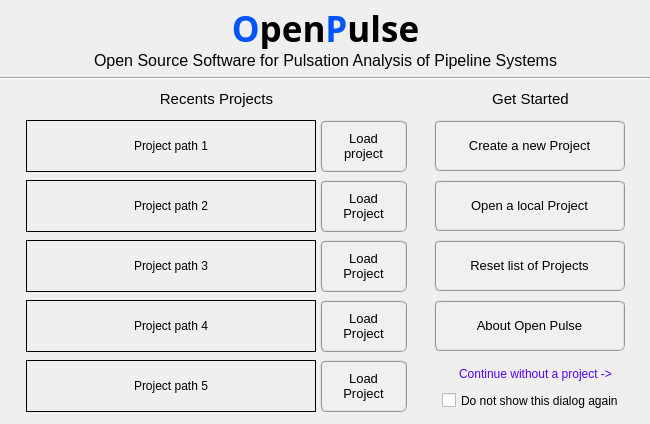
First picture: the form in pulse/interface/ui_files/project/get_started_input.ui, repository open-pulse/OpenPulse, before the edit.
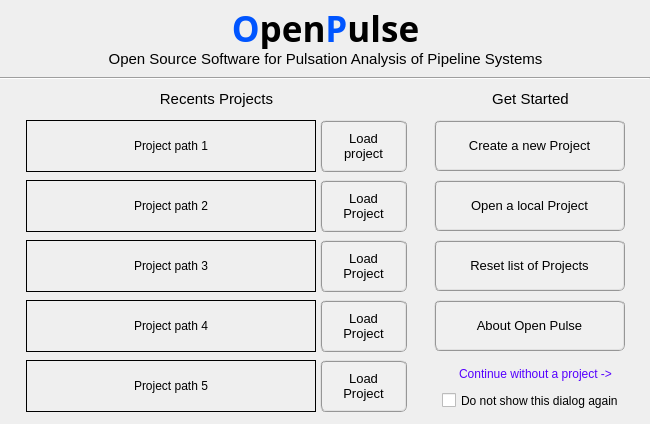
Second picture: the form after the edit. Icons and pictures are not drawn.

The edit to the form file:
```diff
--- a/pulse/interface/ui_files/project/get_started_input.ui
+++ b/pulse/interface/ui_files/project/get_started_input.ui
@@ -312,7 +312,7 @@
    <property name="geometry">
     <rect>
      <x>36</x>
-     <y>48</y>
+     <y>46</y>
      <width>579</width>
      <height>25</height>
     </rect>
@@ -331,7 +331,7 @@
    </property>
    <property name="font">
     <font>
-     <pointsize>12</pointsize>
+     <pointsize>11</pointsize>
      <weight>50</weight>
      <italic>false</italic>
      <bold>false</bold>
```
